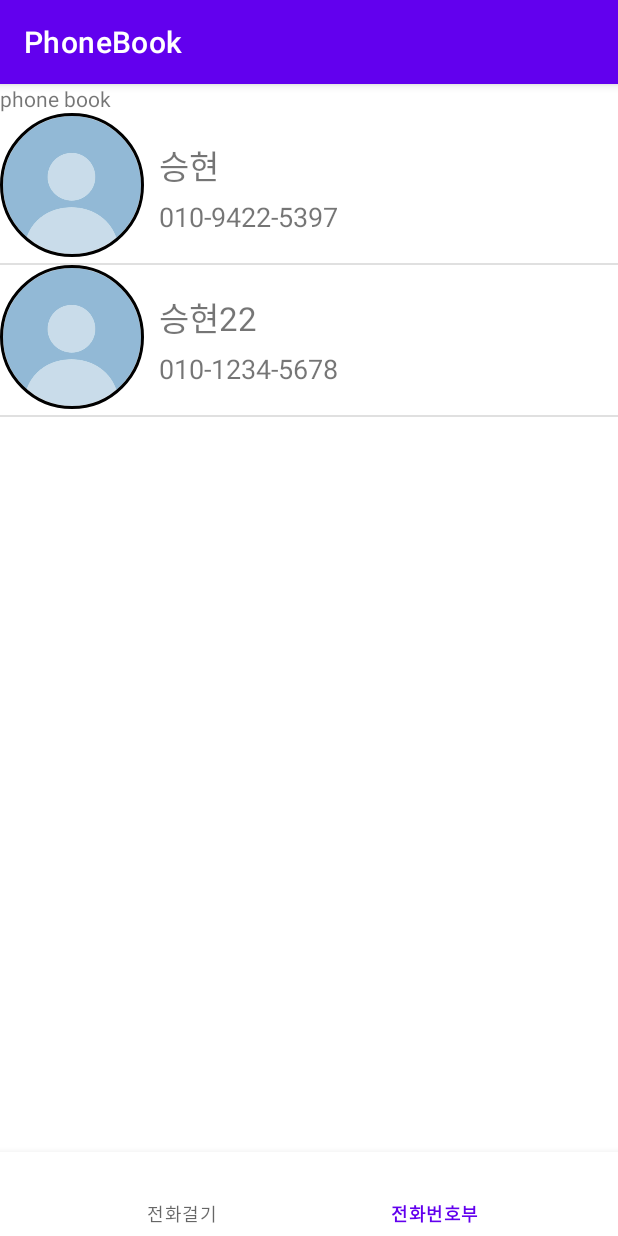
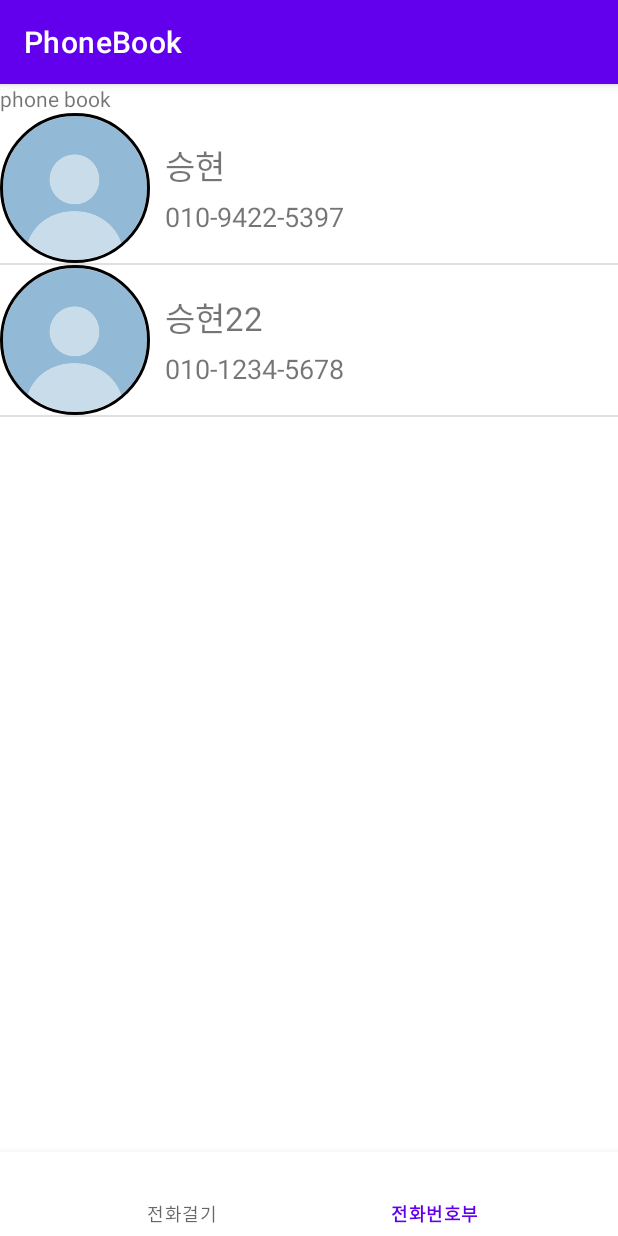
Before and after one commit to tmdgus2568/Phone-book, an Android app: the screen it shows after launch (MainActivity), item 2 of the bottom bar chosen, on a phone screen of 412 x 824 dp. Run offline under Robolectric (Android 15) with nearby library versions, the phone set to English and light mode, and no system bars; our stand-ins replace CircleImageView.

Commit message:
feat: Match image size

```diff
--- a/app/src/main/res/layout/list_item.xml
+++ b/app/src/main/res/layout/list_item.xml
@@ -6,8 +6,8 @@
 
     <de.hdodenhof.circleimageview.CircleImageView
         android:id="@+id/profile_image"
-        android:layout_width="96dp"
-        android:layout_height="96dp"
+        android:layout_width="100dp"
+        android:layout_height="100dp"
         android:layout_marginEnd="10dp"
         android:layout_marginRight="10dp"
         android:src="@drawable/profile"
```
